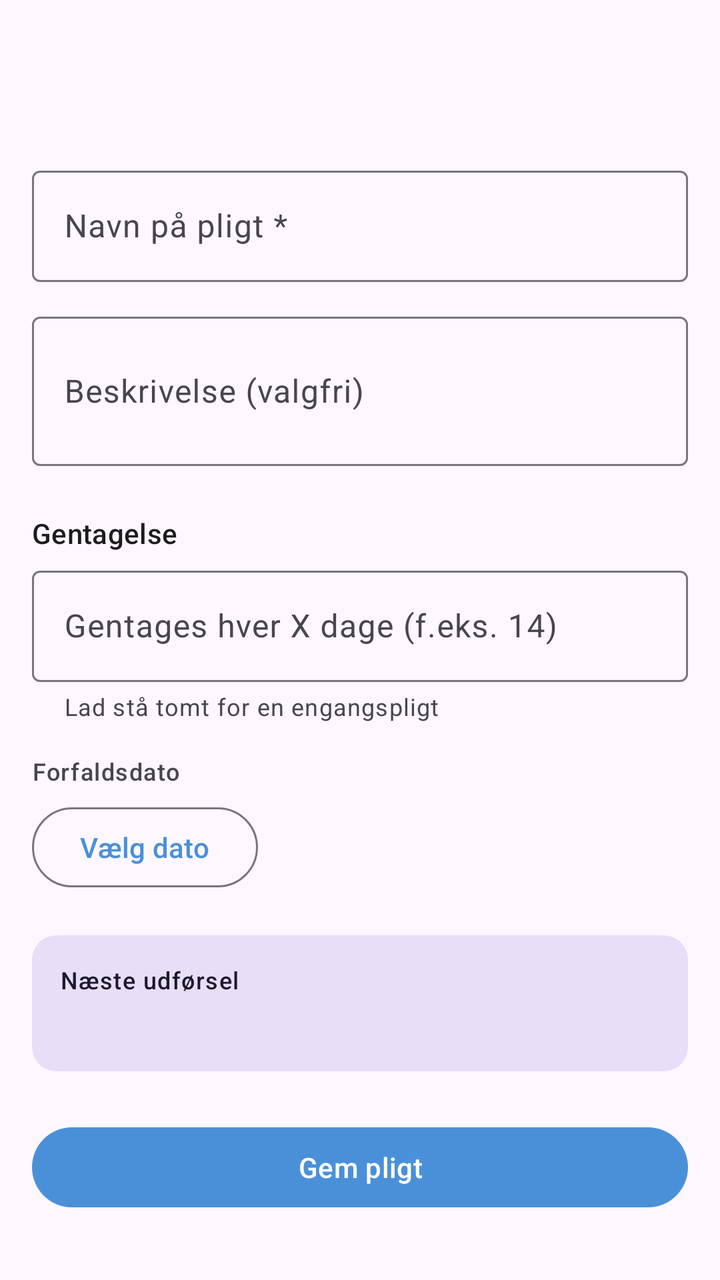
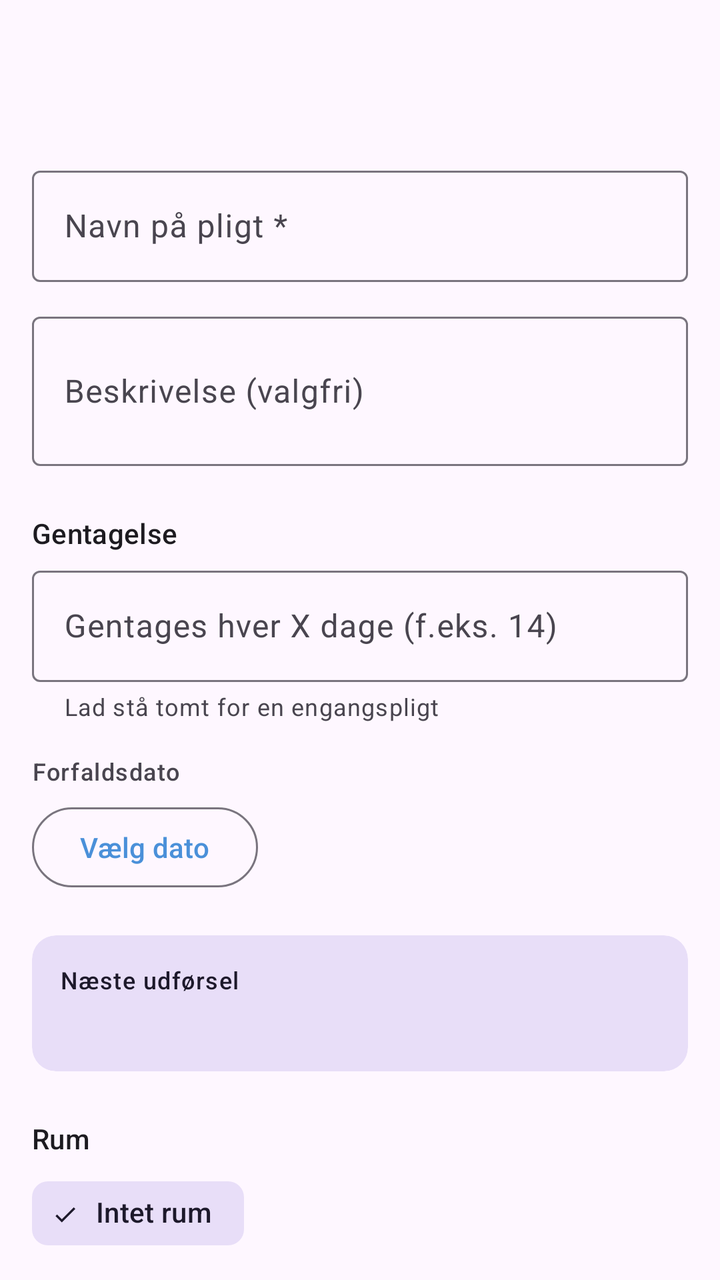

The first picture is an Android layout as it rendered before a commit; the second is the same layout after the commit. The layout source and the unified diff follow.
<!-- AndroidManifest.xml: application theme Theme.HomeOwner -->
<!-- res/layout/activity_add_edit_chore.xml -->
<?xml version="1.0" encoding="utf-8"?>
<androidx.coordinatorlayout.widget.CoordinatorLayout
    xmlns:android="http://schemas.android.com/apk/res/android"
    xmlns:app="http://schemas.android.com/apk/res-auto"
    android:layout_width="match_parent"
    android:layout_height="match_parent">

    <com.google.android.material.appbar.AppBarLayout
        android:layout_width="match_parent"
        android:layout_height="wrap_content">

        <com.google.android.material.appbar.MaterialToolbar
            android:id="@+id/toolbar"
            android:layout_width="match_parent"
            android:layout_height="?attr/actionBarSize" />
    </com.google.android.material.appbar.AppBarLayout>

    <androidx.core.widget.NestedScrollView
        android:layout_width="match_parent"
        android:layout_height="match_parent"
        app:layout_behavior="@string/appbar_scrolling_view_behavior">

        <LinearLayout
            android:layout_width="match_parent"
            android:layout_height="wrap_content"
            android:orientation="vertical"
            android:padding="16dp">

            
            <com.google.android.material.textfield.TextInputLayout
                android:id="@+id/inputName"
                style="@style/Widget.Material3.TextInputLayout.OutlinedBox"
                android:layout_width="match_parent"
                android:layout_height="wrap_content"
                android:hint="Navn på pligt *">

                <com.google.android.material.textfield.TextInputEditText
                    android:id="@+id/editName"
                    android:layout_width="match_parent"
                    android:layout_height="wrap_content"
                    android:inputType="textCapSentences" />
            </com.google.android.material.textfield.TextInputLayout>

            
            <com.google.android.material.textfield.TextInputLayout
                style="@style/Widget.Material3.TextInputLayout.OutlinedBox"
                android:layout_width="match_parent"
                android:layout_height="wrap_content"
                android:layout_marginTop="12dp"
                android:hint="Beskrivelse (valgfri)">

                <com.google.android.material.textfield.TextInputEditText
                    android:id="@+id/editDescription"
                    android:layout_width="match_parent"
                    android:layout_height="wrap_content"
                    android:inputType="textCapSentences|textMultiLine"
                    android:minLines="2" />
            </com.google.android.material.textfield.TextInputLayout>

            
            <TextView
                android:layout_width="match_parent"
                android:layout_height="wrap_content"
                android:layout_marginTop="24dp"
                android:layout_marginBottom="4dp"
                android:text="Gentagelse"
                android:textAppearance="?attr/textAppearanceTitleSmall" />

            <com.google.android.material.textfield.TextInputLayout
                style="@style/Widget.Material3.TextInputLayout.OutlinedBox"
                android:layout_width="match_parent"
                android:layout_height="wrap_content"
                android:hint="Gentages hver X dage (f.eks. 14)"
                app:helperText="Lad stå tomt for en engangspligt">

                <com.google.android.material.textfield.TextInputEditText
                    android:id="@+id/editIntervalDays"
                    android:layout_width="match_parent"
                    android:layout_height="wrap_content"
                    android:inputType="number" />
            </com.google.android.material.textfield.TextInputLayout>

            
            <LinearLayout
                android:id="@+id/layoutLastCompleted"
                android:layout_width="match_parent"
                android:layout_height="wrap_content"
                android:layout_marginTop="16dp"
                android:orientation="vertical"
                android:visibility="gone">

                <TextView
                    android:layout_width="match_parent"
                    android:layout_height="wrap_content"
                    android:layout_marginBottom="6dp"
                    android:text="Sidst udført"
                    android:textAppearance="?attr/textAppearanceLabelMedium" />

                <com.google.android.material.button.MaterialButton
                    android:id="@+id/buttonPickLastCompleted"
                    style="@style/Widget.Material3.Button.OutlinedButton"
                    android:layout_width="wrap_content"
                    android:layout_height="wrap_content"
                    android:text="Vælg dato" />
            </LinearLayout>

            
            <LinearLayout
                android:id="@+id/layoutOneTimeDate"
                android:layout_width="match_parent"
                android:layout_height="wrap_content"
                android:layout_marginTop="16dp"
                android:orientation="vertical">

                <TextView
                    android:layout_width="match_parent"
                    android:layout_height="wrap_content"
                    android:layout_marginBottom="6dp"
                    android:text="Forfaldsdato"
                    android:textAppearance="?attr/textAppearanceLabelMedium" />

                <com.google.android.material.button.MaterialButton
                    android:id="@+id/buttonPickOneTimeDate"
                    style="@style/Widget.Material3.Button.OutlinedButton"
                    android:layout_width="wrap_content"
                    android:layout_height="wrap_content"
                    android:text="Vælg dato" />
            </LinearLayout>

            
            <com.google.android.material.card.MaterialCardView
                android:layout_width="match_parent"
                android:layout_height="wrap_content"
                android:layout_marginTop="20dp"
                app:cardBackgroundColor="?attr/colorSecondaryContainer"
                app:cardElevation="0dp"
                app:strokeWidth="0dp">

                <LinearLayout
                    android:layout_width="match_parent"
                    android:layout_height="wrap_content"
                    android:orientation="vertical"
                    android:padding="14dp">

                    <TextView
                        android:layout_width="match_parent"
                        android:layout_height="wrap_content"
                        android:text="Næste udførsel"
                        android:textAppearance="?attr/textAppearanceLabelMedium"
                        android:textColor="?attr/colorOnSecondaryContainer" />

                    <TextView
                        android:id="@+id/textNextDueValue"
                        android:layout_width="match_parent"
                        android:layout_height="wrap_content"
                        android:layout_marginTop="2dp"
                        android:textAppearance="?attr/textAppearanceTitleMedium"
                        android:textColor="?attr/colorOnSecondaryContainer" />
                </LinearLayout>
            </com.google.android.material.card.MaterialCardView>

            
            <com.google.android.material.button.MaterialButton
                android:id="@+id/buttonSave"
                android:layout_width="match_parent"
                android:layout_height="wrap_content"
                android:layout_marginTop="24dp"
                android:text="Gem pligt" />

        </LinearLayout>
    </androidx.core.widget.NestedScrollView>
</androidx.coordinatorlayout.widget.CoordinatorLayout>
<!-- resources referenced by this layout -->
<resources>
  <style name="Theme.HomeOwner" parent="Theme.Material3.DayNight.NoActionBar">
          <item name="colorPrimary">@color/seed</item>
      </style>
  <color name="seed">#4A90D9</color>
</resources>

<!-- the commit's change to res/layout/activity_add_edit_chore.xml (unified diff, before → after) -->
@@ -160,6 +160,38 @@
             </com.google.android.material.card.MaterialCardView>
 
             
+            <TextView
+                android:layout_width="match_parent"
+                android:layout_height="wrap_content"
+                android:layout_marginTop="24dp"
+                android:layout_marginBottom="4dp"
+                android:text="Rum"
+                android:textAppearance="?attr/textAppearanceTitleSmall" />
+
+            <HorizontalScrollView
+                android:layout_width="match_parent"
+                android:layout_height="wrap_content"
+                android:scrollbars="none">
+
+                <com.google.android.material.chip.ChipGroup
+                    android:id="@+id/chipGroupRoom"
+                    android:layout_width="wrap_content"
+                    android:layout_height="wrap_content"
+                    app:singleSelection="true"
+                    app:selectionRequired="true">
+
+                    <com.google.android.material.chip.Chip
+                        android:id="@+id/chipNoRoom"
+                        style="@style/Widget.Material3.Chip.Filter"
+                        android:layout_width="wrap_content"
+                        android:layout_height="wrap_content"
+                        android:checked="true"
+                        android:text="Intet rum" />
+
+                </com.google.android.material.chip.ChipGroup>
+            </HorizontalScrollView>
+
+            
             <com.google.android.material.button.MaterialButton
                 android:id="@+id/buttonSave"
                 android:layout_width="match_parent"
